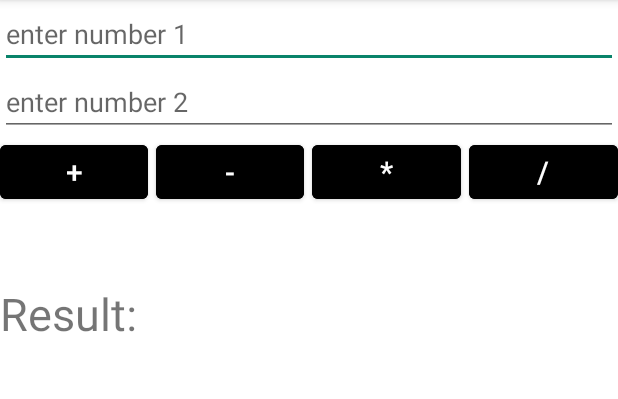
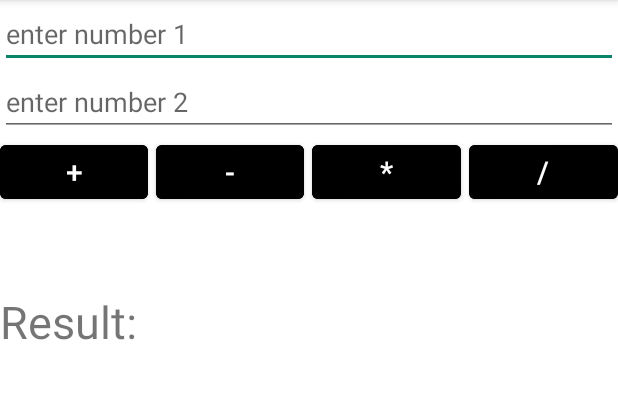
Before and after one commit to Bekzat23/lesson6_registForm, an Android app: the screen it shows after launch (MainActivity), on a phone screen of 412 x 824 dp, the part 84-483 px from its top. Run offline under Robolectric (Android 15) with nearby library versions, the phone set to English and light mode, and no system bars.

Commit message:
'calc_finished'

```diff
--- a/app/src/main/res/layout/mini_calculator.xml
+++ b/app/src/main/res/layout/mini_calculator.xml
@@ -88,7 +88,7 @@
             android:layout_height="45dp"
             android:text="Result: "
             android:textSize="30dp"
-            android:layout_marginTop="50dp"/>
+            android:layout_marginTop="55dp"/>
 
 </LinearLayout>
 </androidx.constraintlayout.widget.ConstraintLayout>
```
